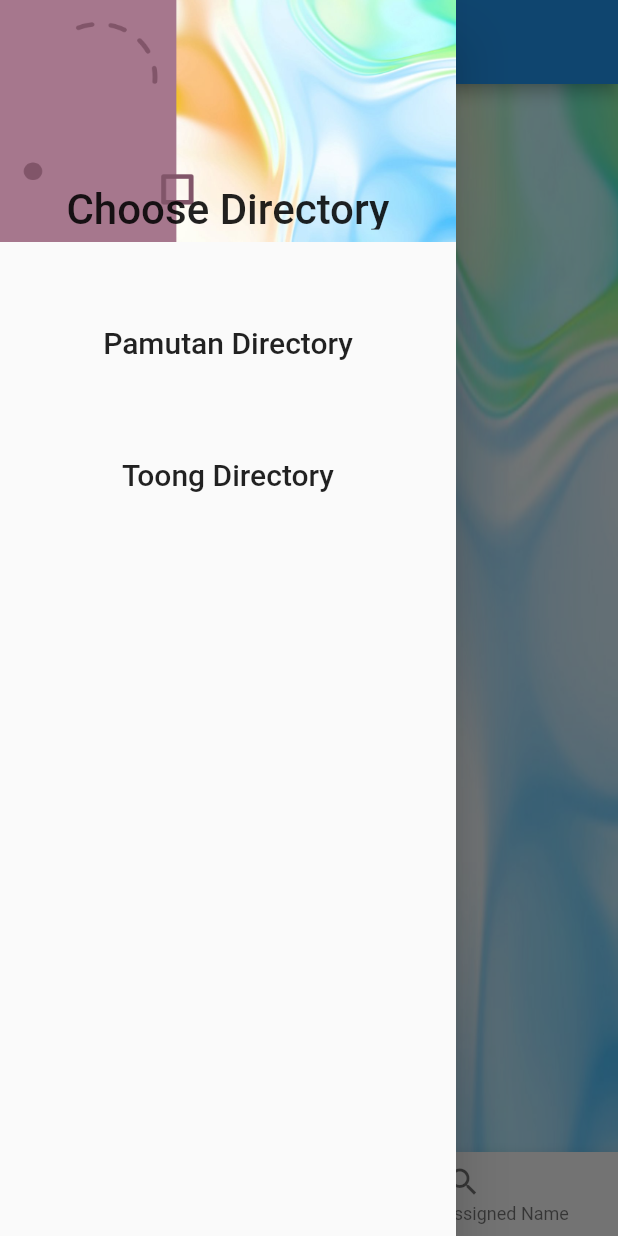
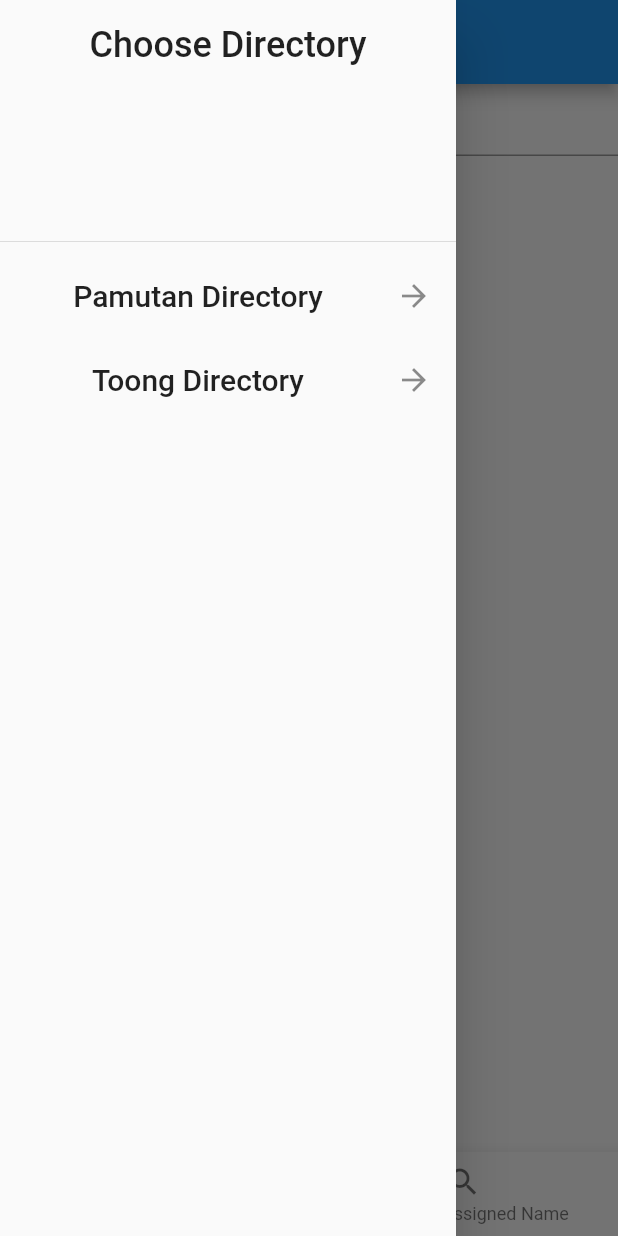
Before and after one commit to ronaly/sangyaw, a Flutter app: the screen it shows after launch, with the side drawer open, on a phone screen of 412 x 824 dp. Run offline on Flutter 3.47's test engine with Material 2 defaults, Android fonts, the phone set to English and light mode, and no system bars.

Commit message:
adding Bottom Navigation Menu for Search Facebook Name and Search by Assigned Name

```diff
--- a/lib/main.dart
+++ b/lib/main.dart
@@ -2,7 +2,8 @@ import 'package:flutter/material.dart';
 
 void main() => runApp(MyApp());
 
-
+//global
+int _selectedDirectory = 0;
 
 
 class MyApp extends StatelessWidget {
@@ -18,19 +19,14 @@ class MyApp extends StatelessWidget {
 
 
      );
-
    } // Widget build
-
 } //MyApp
 
 class MyHome extends StatefulWidget {
-
 @override
   State<StatefulWidget> createState(){
     return _HomeState();
-
-}
-
+   }
 } //MyHome
 
 
@@ -41,7 +37,7 @@ class _HomeState extends State<MyHome>{
   Widget build(BuildContext context){
     return Scaffold(
       appBar: AppBar(title: Text('My Sangyawan App')),
-      body: SetBackgroundImage(),
+      body: TextField(),
       drawer: MyDrawer(),
       bottomNavigationBar: BottomNavigationBar(
         onTap: onTabTapped,
@@ -65,13 +61,23 @@ class _HomeState extends State<MyHome>{
 
     } );
    // print('Current Index $_currentIndex');
-  }
+  } //onTabTapped
 
 } //_HomeState
 
 
 
 
+//class SearchFacebookForm extends StatelessWidget {
+
+
+//}// SearchFacebookForm
+
+
+//class SearchAssignedForm extends StatelessWidget {
+
+
+//} //SearchAssignedForm
 
 
 
@@ -80,7 +86,6 @@ class _HomeState extends State<MyHome>{
 class MyDrawer extends StatelessWidget {
   @override
   Widget build(BuildContext context) {
-
     return Drawer(
       //adding ListView to the drawer
         child: ListView(
@@ -90,23 +95,17 @@ class MyDrawer extends StatelessWidget {
             DrawerHeader(
               child: Text('Choose Directory',
                   textAlign: TextAlign.center,
-                  style: TextStyle(height: 6, fontSize: 28)),
-              decoration: BoxDecoration(
-                image: DecorationImage(
-                  image: AssetImage("assets/images/background.png"),
-                  fit: BoxFit.fill,
-                ),
-              ),
+                  style: TextStyle(fontSize: 24)),
             ),
 
             ListTile(
               title: Text('Pamutan Directory',
-                textAlign: TextAlign.center,
-                  style: TextStyle(height: 4, fontSize: 20)),
+                  textAlign: TextAlign.center,
+                  style: TextStyle(fontSize: 20)),
+              trailing: Icon(Icons.arrow_forward),
               onTap: () {
-                // update the state of the app
-                // ....
-                // Then close the drawer
+                selectedDirectory(0);
+                // close the drawer
                 Navigator.pop(context);
               },
             ),
@@ -114,33 +113,34 @@ class MyDrawer extends StatelessWidget {
             ListTile(
               title: Text('Toong Directory',
                 textAlign: TextAlign.center,
-                  style: TextStyle(height: 4, fontSize: 20)
+                  style: TextStyle(fontSize: 20)
               ),
+              trailing: Icon(Icons.arrow_forward),
               onTap: () {
-                // update the state of the app
-                // ....
-                // Then close the drawer
+                selectedDirectory(1);
+                // close the drawer
                 Navigator.pop(context);
               },
             ),
+          ],
+        )
+    ); //Drawer
+  }  // widget build
+} //MyDrawer
 
+void selectedDirectory (int index) {
+  _selectedDirectory = index;
 
-          ],
+  // 0 - Pamutan Directory;
+  // 1 - Toong Directory;
 
-        )
-
-    ); //Drawer
-
-  }  // widget build
-
-} //MyDrawer
+  print ('Selected Directory: $_selectedDirectory');
+}
 
 
 class SetBackgroundImage extends StatelessWidget {
-
   @override
   Widget build(BuildContext context){
-
      return Container(
        constraints: BoxConstraints.expand(),
        decoration: BoxDecoration(
@@ -149,19 +149,6 @@ class SetBackgroundImage extends StatelessWidget {
            fit: BoxFit.fill,
          ),
        ),
-
-
      ); //container
-
-
-
-
-
-
-
   } // Widget build
-
-
-
-
 } //SetBackgroundImage
```
